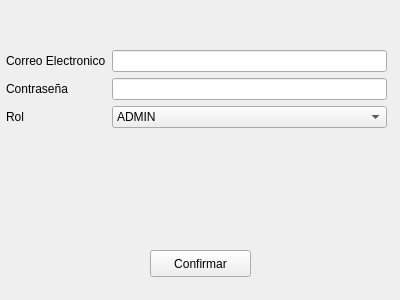
Old version of the form signup.ui in the repository R0otDrigo/SIT-Core.
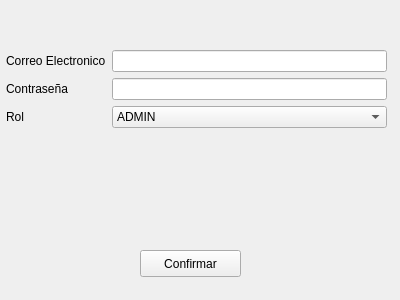
New version of the form.

The edit to the form file:
```diff
--- a/signup.ui
+++ b/signup.ui
@@ -16,7 +16,7 @@
   <widget class="QPushButton" name="confirmButton">
    <property name="geometry">
     <rect>
-     <x>150</x>
+     <x>140</x>
      <y>250</y>
      <width>101</width>
      <height>27</height>
```
